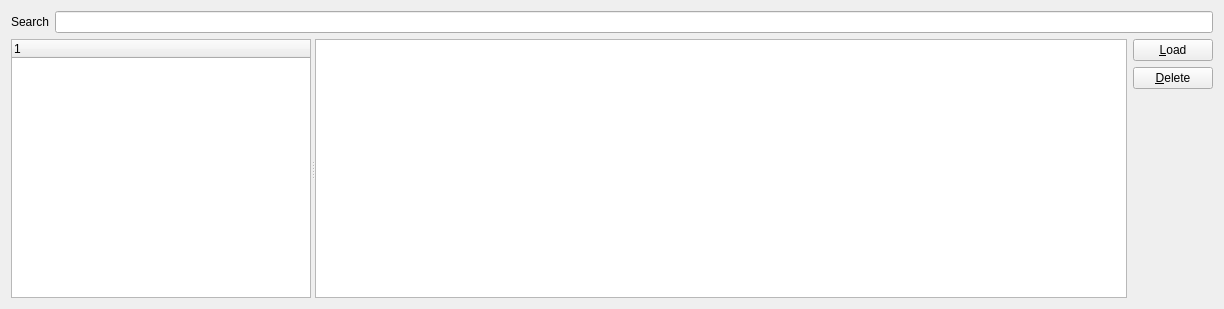
The window that src/Module/src/Logbook/LogbookWidget.ui (till213/SkyDolly) describes before a commit, drawn with Qt 5.
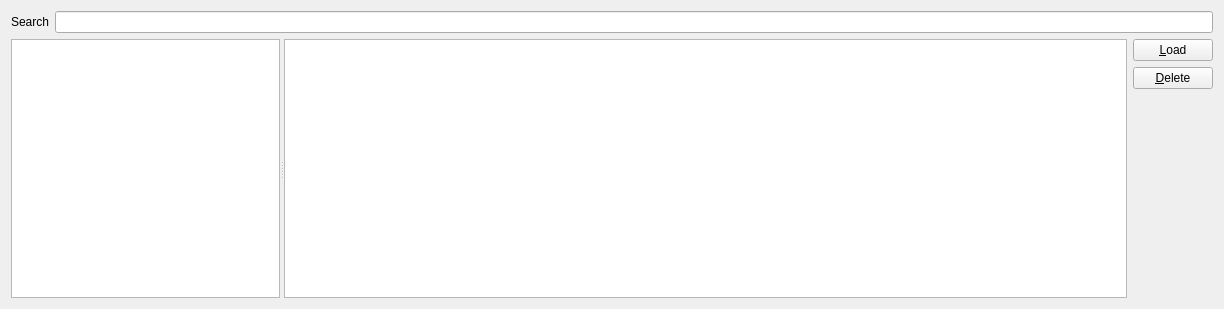
The same window after the commit.

Commit message: FIX: Enable hidpi scaling (Windows)

```diff
--- a/src/Module/src/Logbook/LogbookWidget.ui
+++ b/src/Module/src/Logbook/LogbookWidget.ui
@@ -49,12 +49,12 @@
       </property>
       <property name="minimumSize">
        <size>
-        <width>300</width>
+        <width>0</width>
         <height>0</height>
        </size>
       </property>
       <attribute name="headerVisible">
-       <bool>true</bool>
+       <bool>false</bool>
       </attribute>
       <column>
        <property name="text">
```
The commit also changes 4 other files.
